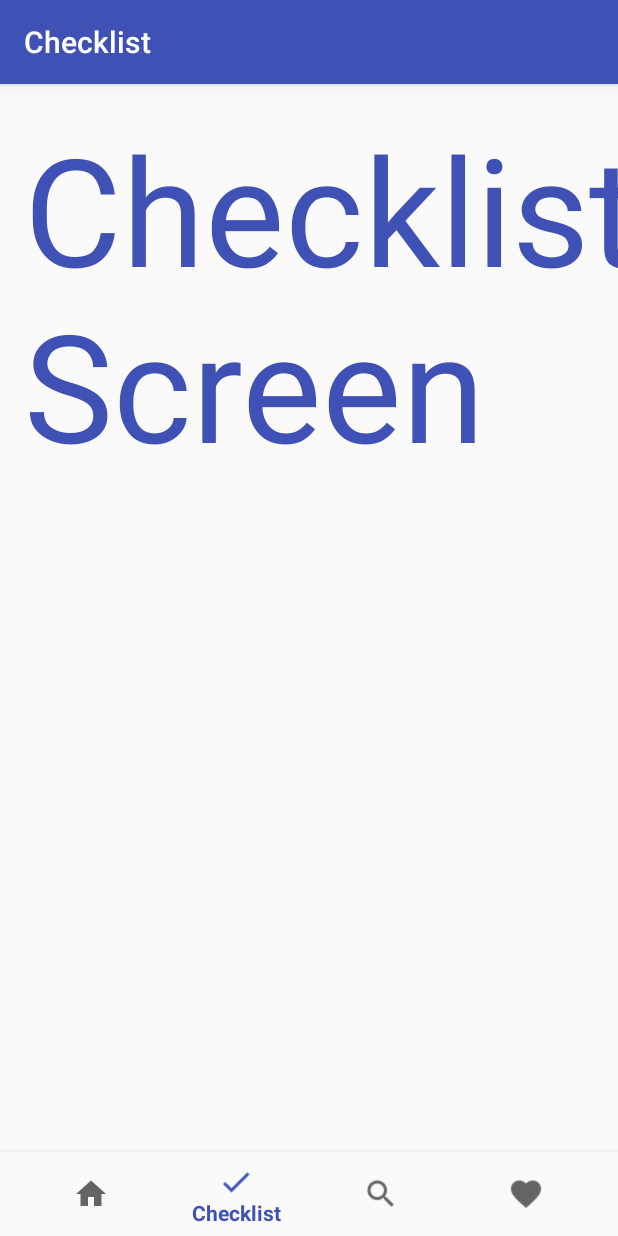
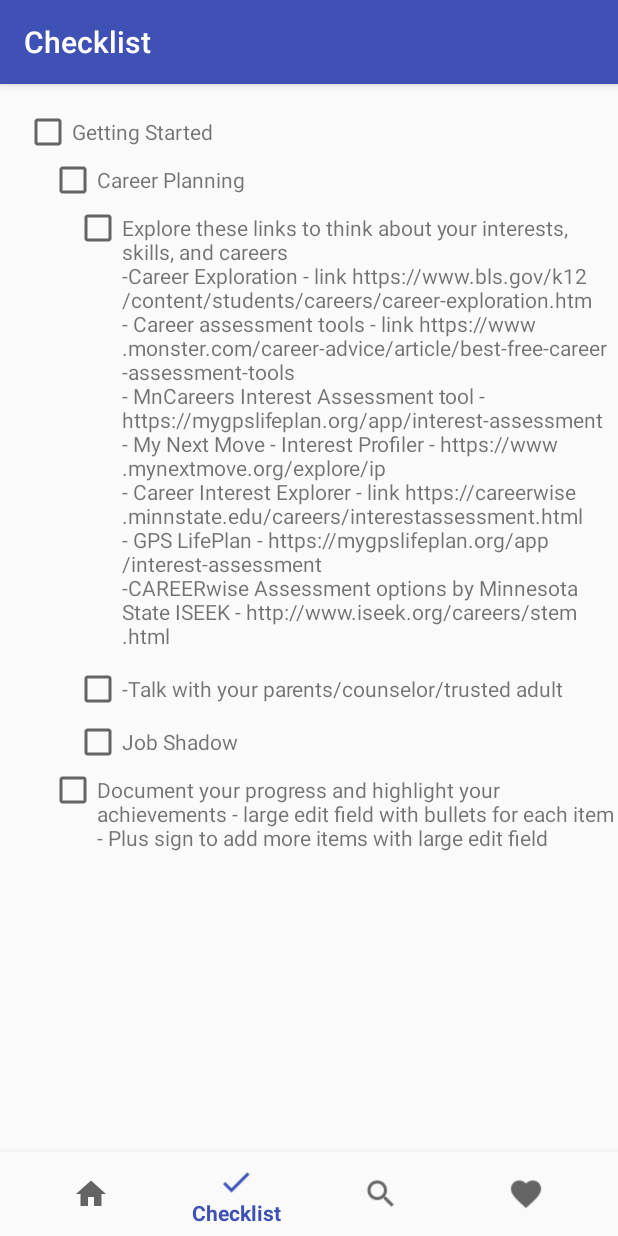
Before and after one commit to NoraDixon/ComputerGlitzApp, an Android app: the screen it shows after launch (Checklist), item 2 of the bottom bar chosen, on a phone screen of 412 x 824 dp. Run offline under Robolectric (Android 15) with nearby library versions, the phone set to English and light mode, and no system bars.

Commit message:
The checklist.

```diff
--- a/app/src/main/java/com/example/andriod/computerglitzapp/Checklist.java
+++ b/app/src/main/java/com/example/andriod/computerglitzapp/Checklist.java
@@ -6,13 +6,15 @@ import android.os.Bundle;
 import android.support.annotation.NonNull;
 import android.support.design.widget.BottomNavigationView;
 import android.support.v7.app.AppCompatActivity;
+import android.support.v7.widget.RecyclerView;
 import android.view.Menu;
 import android.view.MenuItem;
 import android.widget.TextView;
 
 public class Checklist extends AppCompatActivity {
 
-    private TextView mTextMessage;
+    private RecyclerView mRecycler;
+    private ChecklistAdapter mAdapter;
 
     private BottomNavigationView.OnNavigationItemSelectedListener mOnNavigationItemSelectedListener
             = new BottomNavigationView.OnNavigationItemSelectedListener() {
@@ -43,8 +45,9 @@ public class Checklist extends AppCompatActivity {
     protected void onCreate(Bundle savedInstanceState) {
         super.onCreate(savedInstanceState);
         setContentView(R.layout.activity_checklist);
-
-        mTextMessage = findViewById(R.id.message);
+        mRecycler = (RecyclerView) findViewById(R.id.reclycler);
+        mAdapter = new ChecklistAdapter();
+        mRecycler.setAdapter(mAdapter);
         BottomNavigationView navigation = findViewById(R.id.navigation);
         navigation.setOnNavigationItemSelectedListener(mOnNavigationItemSelectedListener);
         Menu a = navigation.getMenu();
--- /dev/null
+++ b/app/src/main/java/com/example/andriod/computerglitzapp/ChecklistAdapter.java
@@ -0,0 +1,48 @@
+package com.example.andriod.computerglitzapp;
+
+import android.support.v7.widget.RecyclerView;
+import android.support.v7.widget.RecyclerView.Adapter;
+import android.view.LayoutInflater;
+import android.view.View;
+import android.view.ViewGroup;
+import android.widget.CheckBox;
+import android.widget.TextView;
+
+/**
+ * Created by Clare on 4/7/2018.
+ */
+
+public class ChecklistAdapter extends Adapter<ChecklistAdapter.MyViewHolder> {
+static class MyViewHolder extends RecyclerView.ViewHolder{
+    private TextView mMytextview;
+    private CheckBox mMainCheckbox;
+    private CheckBox mCollapsableCheckbox;
+
+    private int mIndent;
+    public MyViewHolder(View itemView) {
+        super(itemView);
+        mMytextview = itemView.findViewById(R.id.view_holder_textview);
+        mMainCheckbox = itemView.findViewById(R.id.view_holder_checkbox);
+        mCollapsableCheckbox = itemView.findViewById(R.id.view_holder_collapeser_checkbox);
+        mIndent = (int) itemView.getContext().getResources().getDimension(R.dimen.activity_checklist_indent);
+    }
+}
+
+    @Override
+    public MyViewHolder onCreateViewHolder(ViewGroup parent, int viewType) {
+        View root = LayoutInflater.from(parent.getContext()).inflate(R.layout.viewholder_checklist_item, parent, false);
+        return new MyViewHolder(root);
+    }
+
+    @Override
+    public void onBindViewHolder(MyViewHolder holder, int position) {
+ChecklistItem item = ChecklistData.mChecklist.get(position);
+holder.mMytextview.setText(item.getmText());
+holder.itemView.setPadding(holder.mIndent*item.getmIndent(),0,0,0);
+    }
+
+    @Override
+    public int getItemCount() {
+        return ChecklistData.mChecklist.size();
+    }
+}
--- /dev/null
+++ b/app/src/main/java/com/example/andriod/computerglitzapp/ChecklistData.java
@@ -0,0 +1,26 @@
+package com.example.andriod.computerglitzapp;
+
+import java.util.ArrayList;
+
+/**
+ * Created by Clare on 4/7/2018.
+ */
+
+public class ChecklistData {
+    public static ArrayList<ChecklistItem> mChecklist = new ArrayList<>();
+    static {
+        mChecklist.add(new ChecklistItem(0, "Getting Started", false));
+        mChecklist.add(new ChecklistItem(1, "Career Planning", false));
+        mChecklist.add(new ChecklistItem(2, "Explore these links to think about your interests, skills, and careers \n" +
+                "-Career Exploration - link https://www.bls.gov/k12/content/students/careers/career-exploration.htm \n" +
+                "- Career assessment tools - link https://www.monster.com/career-advice/article/best-free-career-assessment-tools \n" +
+                "- MnCareers Interest Assessment tool - https://mygpslifeplan.org/app/interest-assessment \n" +
+                "- My Next Move - Interest Profiler - https://www.mynextmove.org/explore/ip \n" +
+                "- Career Interest Explorer - link https://careerwise.minnstate.edu/careers/interestassessment.html  \n" +
+                "- GPS LifePlan - https://mygpslifeplan.org/app/interest-assessment \n" +
+                "-CAREERwise Assessment options by Minnesota State ISEEK - http://www.iseek.org/careers/stem.html  \n", false));
+        mChecklist.add(new ChecklistItem(2, "-Talk with your parents/counselor/trusted adult\n", false));
+        mChecklist.add(new ChecklistItem(2, "Job Shadow", false));
+        mChecklist.add(new ChecklistItem(1, "Document your progress and highlight your achievements - large edit field with bullets for each item - Plus sign to add more items with large edit field\n", false));
+    }
+}
--- /dev/null
+++ b/app/src/main/java/com/example/andriod/computerglitzapp/ChecklistItem.java
@@ -0,0 +1,41 @@
+package com.example.andriod.computerglitzapp;
+
+/**
+ * Created by Clare on 4/7/2018.
+ */
+
+public class ChecklistItem {
+    private int mIndent;
+    private String mText;
+    private boolean mIsChecked;
+
+    public ChecklistItem(int mIndent, String mText, boolean mIsChecked) {
+        this.mIndent = mIndent;
+        this.mText = mText;
+        this.mIsChecked = mIsChecked;
+    }
+
+    public int getmIndent() {
+        return mIndent;
+    }
+
+    public void setmIndent(int mIndent) {
+        this.mIndent = mIndent;
+    }
+
+    public String getmText() {
+        return mText;
+    }
+
+    public void setmText(String mText) {
+        this.mText = mText;
+    }
+
+    public boolean ismIsChecked() {
+        return mIsChecked;
+    }
+
+    public void setmIsChecked(boolean mIsChecked) {
+        this.mIsChecked = mIsChecked;
+    }
+}
--- a/app/src/main/res/layout/activity_checklist.xml
+++ b/app/src/main/res/layout/activity_checklist.xml
@@ -7,16 +7,15 @@
     android:layout_height="match_parent"
     tools:context="com.example.andriod.computerglitzapp.Checklist">
 
-    <TextView
-        android:id="@+id/message"
-        android:layout_width="wrap_content"
-        android:layout_height="wrap_content"
+    <android.support.v7.widget.RecyclerView
+        android:id="@+id/reclycler"
+        android:layout_width="match_parent"
+        android:layout_height="match_parent"
         android:layout_marginLeft="@dimen/activity_horizontal_margin"
         android:layout_marginStart="@dimen/activity_horizontal_margin"
         android:layout_marginTop="@dimen/activity_vertical_margin"
-        android:text="Checklist Screen"
-        android:textColor="@color/colorPrimary"
-        android:textSize="100dp"
+        app:layoutManager="android.support.v7.widget.LinearLayoutManager"
+        android:orientation="vertical"
         app:layout_constraintLeft_toLeftOf="parent"
         app:layout_constraintTop_toTopOf="parent" />
 
--- /dev/null
+++ b/app/src/main/res/layout/viewholder_checklist_item.xml
@@ -0,0 +1,19 @@
+<?xml version="1.0" encoding="utf-8"?>
+<LinearLayout
+    xmlns:android="http://schemas.android.com/apk/res/android" android:layout_width="match_parent"
+    android:layout_height="wrap_content"
+    android:orientation="horizontal">
+<CheckBox
+    android:id="@+id/view_holder_checkbox"
+    android:layout_width="wrap_content"
+    android:layout_height="wrap_content" />
+    <TextView
+        android:id="@+id/view_holder_textview"
+        android:layout_width="match_parent"
+        android:layout_height="wrap_content" />
+    <CheckBox
+        android:id="@+id/view_holder_collapeser_checkbox"
+        android:layout_width="0dp"
+        android:layout_height="wrap_content"
+        android:layout_weight="1"/>
+</LinearLayout>
--- a/app/src/main/res/values/dimens.xml
+++ b/app/src/main/res/values/dimens.xml
@@ -2,4 +2,5 @@
     <!-- Default screen margins, per the Android Design guidelines. -->
     <dimen name="activity_horizontal_margin">16dp</dimen>
     <dimen name="activity_vertical_margin">16dp</dimen>
+    <dimen name="activity_checklist_indent">17dp</dimen>
 </resources>
```
